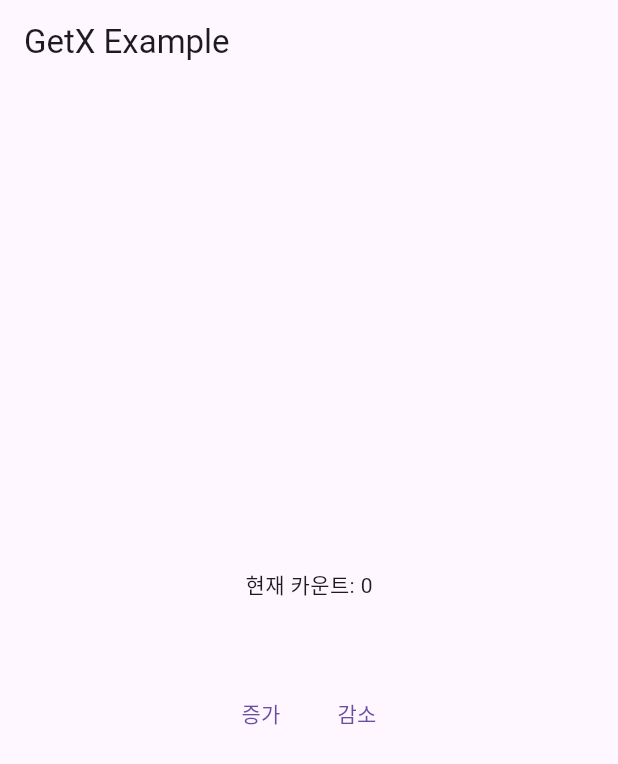
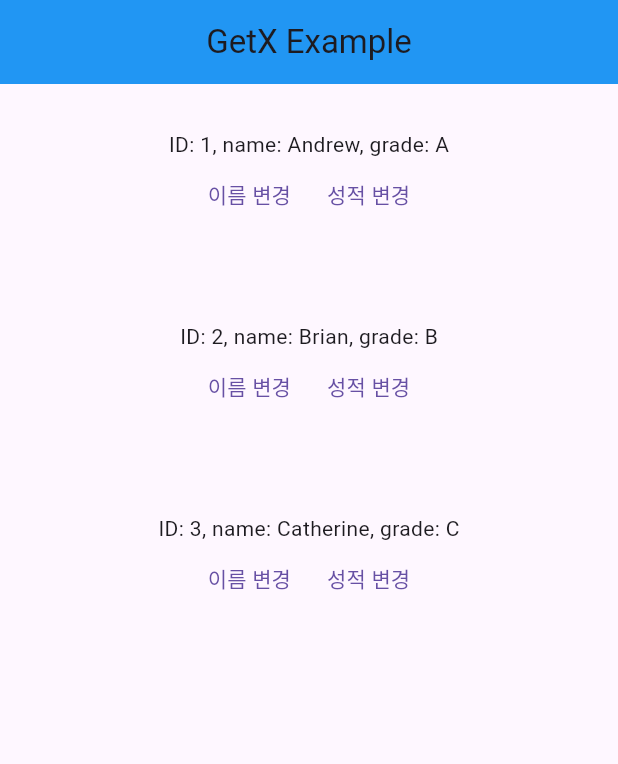
Before and after one commit to kimgusan/s_Flutter, a Flutter app: the screen it shows after launch, on a phone screen of 412 x 824 dp. Shown: the top 764 px of the screen. Run offline on Flutter 3.47's test engine with Material 3 defaults, Android fonts, the phone set to English and light mode, and no system bars; our stand-ins replace flutter_riverpod, get, get_it, google_fonts, rxdart, shared_preferences; missing offline and left inert: flutter_naver_map.

Commit message:
GetX patten 2

```diff
--- a/foodmap/lib/main.dart
+++ b/foodmap/lib/main.dart
@@ -1,50 +1,61 @@
 import 'package:flutter/material.dart';
-import 'package:foodmap/countController.dart';
+import 'package:foodmap/studentController.dart';
 import 'package:get/get.dart';
 
 void main() async {
-  runApp(const MyApp());
+  runApp(MyApp());
 }
 
 class MyApp extends StatelessWidget {
-  const MyApp({super.key});
+  MyApp({super.key});
+
+  final StudentController _con = Get.put(StudentController());
 
   @override
   Widget build(BuildContext context) {
-    return MaterialApp(
-      title: "Flutter Demo",
+    return GetMaterialApp(
+      title: "GetX Demo",
+      theme: ThemeData(
+        primarySwatch: Colors.blue,
+      ),
       home: Scaffold(
         appBar: AppBar(
           title: const Text("GetX Example"),
+          centerTitle: true,
+          backgroundColor: Colors.blue,
         ),
-        body: Column(
-          mainAxisAlignment: MainAxisAlignment.center,
+        body: ListView.builder(
+          itemCount: _con.studentList.length,
+          itemBuilder: (BuildContext context, int index) {
+            return Container(
+              margin: const EdgeInsets.all(15),
+              padding: const EdgeInsets.all(15),
+              child: Column(
                 children: [
-            GetBuilder<CountController>(
-              init: CountController(),
-              builder: (_) =>
-                  Text("현재 카운트: ${Get.find<CountController>().counter}"),
+                  GetX<StudentController>(
+                    builder: (_) => Text(
+                      "ID: ${_con.studentList[index]().studentID}, name: ${_con.studentList[index]().studentName}, grade: ${_con.studentList[index]().studentGrade}",
                     ),
-            const SizedBox(
-              height: 50,
                   ),
                   Row(
                     mainAxisAlignment: MainAxisAlignment.center,
                     children: [
                       TextButton(
-                  onPressed: () => Get.find<CountController>().increse(),
-                  child: const Text("증가"),
-                ),
-                const SizedBox(
-                  height: 50,
+                        onPressed: () => _con.updateStudentName(
+                            _con.newStudentNames[index], index),
+                        child: const Text("이름 변경"),
                       ),
                       TextButton(
-                  onPressed: () => Get.find<CountController>().decrese(),
-                  child: const Text("감소"),
-                ),
+                        onPressed: () => _con.updateStudentGrade(
+                            _con.newStudentGrades[index], index),
+                        child: const Text("성적 변경"),
+                      )
                     ],
                   )
                 ],
+              ),
+            );
+          },
         ),
       ),
     );
--- /dev/null
+++ b/foodmap/lib/models/studentModel.dart
@@ -0,0 +1,11 @@
+class Student {
+  int studentID;
+  String studentName;
+  String studentGrade;
+
+  Student({
+    this.studentID = 0,
+    this.studentName = "",
+    this.studentGrade = '',
+  });
+}
--- /dev/null
+++ b/foodmap/lib/studentController.dart
@@ -0,0 +1,25 @@
+import 'package:get/get.dart';
+import 'package:foodmap/models/studentModel.dart';
+
+class StudentController extends GetxController {
+  RxList<Rx<Student>> studentList = [
+    Student(studentID: 1, studentName: "Andrew", studentGrade: "A").obs,
+    Student(studentID: 2, studentName: "Brian", studentGrade: "B").obs,
+    Student(studentID: 3, studentName: "Catherine", studentGrade: "C").obs,
+  ].obs;
+
+  List<String> newStudentNames = ["Andrew2", "Brian2", "Catherine2"];
+  List<String> newStudentGrades = ["A+", "B+", "C+"];
+
+  void updateStudentName(String name, int index) {
+    studentList[index].update((val) {
+      val?.studentName = name;
+    });
+  }
+
+  void updateStudentGrade(String grade, int index) {
+    studentList[index].update((val) {
+      val?.studentGrade = grade;
+    });
+  }
+}
```
Also changed, not shown: 1 other file. Lines whose indentation alone changed are shown as unchanged.
